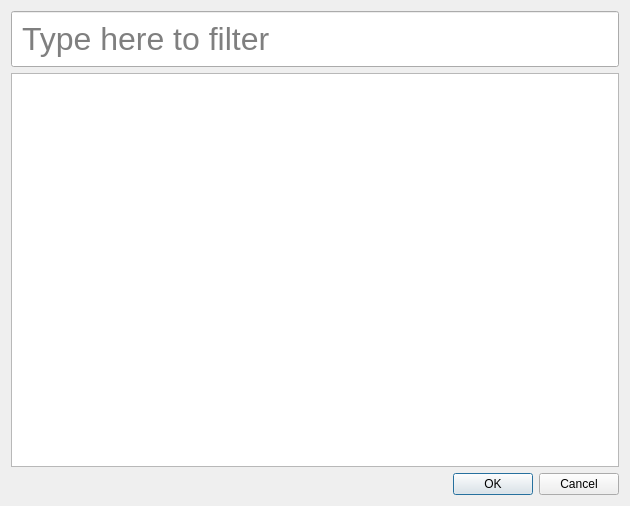
simophin/game-matcher-qt, file src/MemberSelectDialog.ui: the form before one commit.
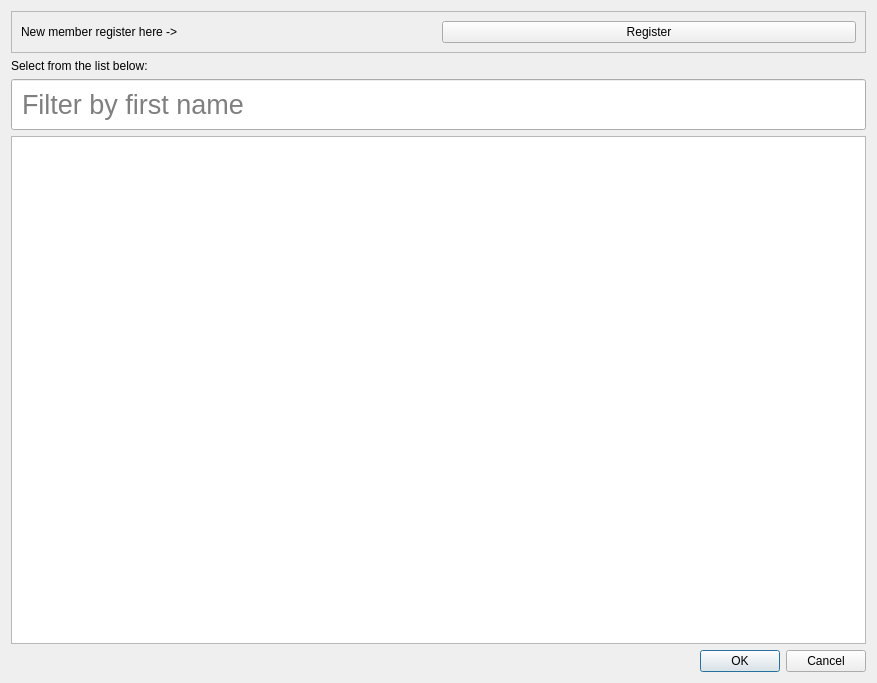
The form after the commit.

```diff
--- a/src/MemberSelectDialog.ui
+++ b/src/MemberSelectDialog.ui
@@ -9,26 +9,62 @@
    <rect>
     <x>0</x>
     <y>0</y>
-    <width>630</width>
-    <height>506</height>
+    <width>877</width>
+    <height>683</height>
    </rect>
   </property>
   <property name="windowTitle">
    <string>Select a person</string>
   </property>
   <layout class="QVBoxLayout" name="verticalLayout_2">
+   <item>
+    <widget class="QFrame" name="registerLayout">
+     <property name="frameShape">
+      <enum>QFrame::StyledPanel</enum>
+     </property>
+     <property name="frameShadow">
+      <enum>QFrame::Raised</enum>
+     </property>
+     <layout class="QGridLayout" name="gridLayout">
+      <item row="0" column="0">
+       <widget class="QLabel" name="label">
+        <property name="text">
+         <string>New member register here -&gt;</string>
+        </property>
+       </widget>
+      </item>
+      <item row="0" column="1">
+       <widget class="QPushButton" name="registerButton">
+        <property name="text">
+         <string>Register</string>
+        </property>
+        <property name="default">
+         <bool>false</bool>
+        </property>
+       </widget>
+      </item>
+     </layout>
+    </widget>
+   </item>
+   <item>
+    <widget class="QLabel" name="label_2">
+     <property name="text">
+      <string>Select from the list below:</string>
+     </property>
+    </widget>
+   </item>
    <item>
     <widget class="QLineEdit" name="filterEdit">
      <property name="font">
       <font>
-       <pointsize>24</pointsize>
+       <pointsize>20</pointsize>
       </font>
      </property>
      <property name="styleSheet">
       <string notr="true">padding: 8px</string>
      </property>
      <property name="placeholderText">
-      <string>Type here to filter</string>
+      <string>Filter by first name</string>
      </property>
      <property name="clearButtonEnabled">
       <bool>true</bool>
@@ -47,7 +83,7 @@
       <enum>QListView::Batched</enum>
      </property>
      <property name="spacing">
-      <number>4</number>
+      <number>6</number>
      </property>
      <property name="uniformItemSizes">
       <bool>false</bool>
```
Left out of the diff: 3 changed lines with no effect on the pictures.
